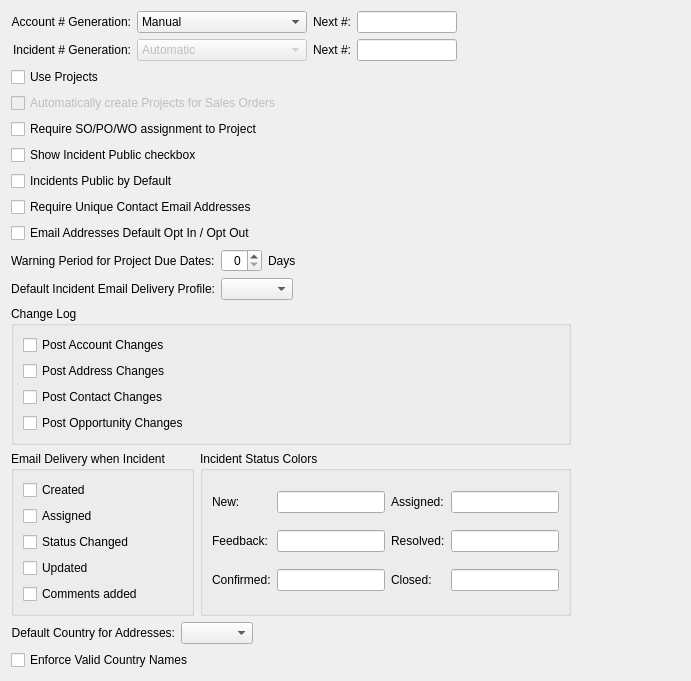
Old version of the form guiclient/configureCRM.ui in the repository wgs4/qt-client.
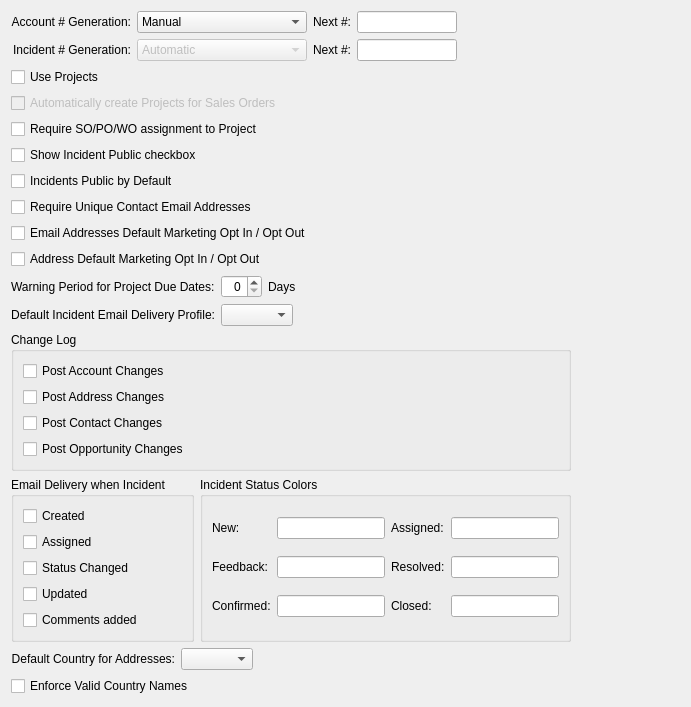
New version of the form. Custom widgets are drawn as their Qt base class.

Commit message: CRM Enhancements: Add default on/off setting to Address marketing opt in/out setting

The edit to the form file:
```diff
--- a/guiclient/configureCRM.ui
+++ b/guiclient/configureCRM.ui
@@ -222,7 +222,17 @@
               <string>When adding email addresses default the Opt In/Opt out setting for that email (check yes to opt in).</string>
              </property>
              <property name="text">
-              <string>Email Addresses Default Opt In / Opt Out</string>
+              <string>Email Addresses Default Marketing Opt In / Opt Out</string>
+             </property>
+            </widget>
+           </item>
+           <item>
+            <widget class="QCheckBox" name="_defaultAddropt">
+             <property name="toolTip">
+              <string>When adding postal addresses default the Opt In/Opt out setting for that address (check yes to opt in).</string>
+             </property>
+             <property name="text">
+              <string>Address Default Marketing Opt In / Opt Out</string>
              </property>
             </widget>
            </item>
```
The commit also changes 4 other files.
